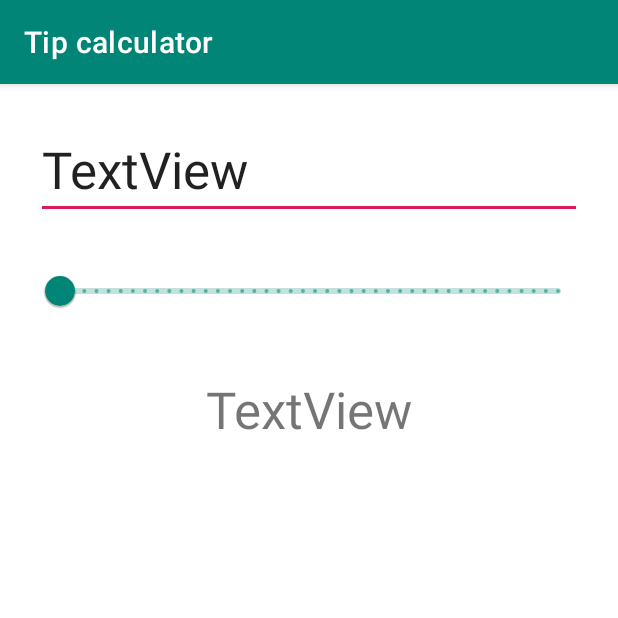
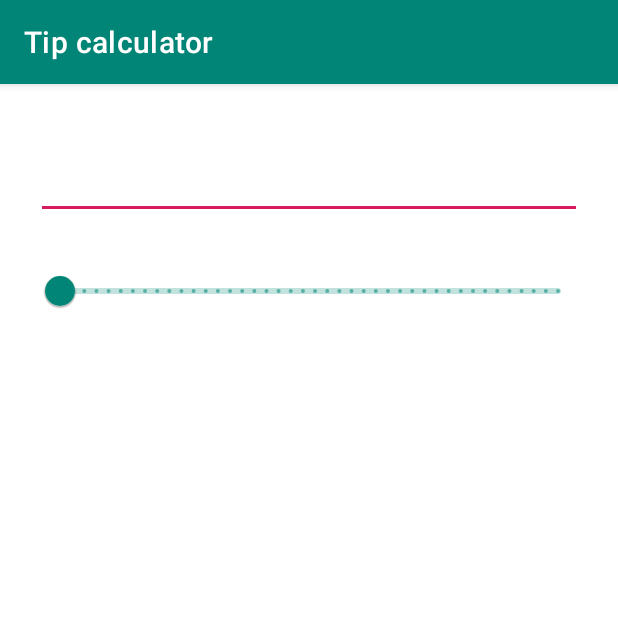
Before and after one commit to tpajak/Tip-Calculator, an Android app: the screen it shows after launch (MainActivity), on a phone screen of 412 x 824 dp, the top half of it. Run offline under Robolectric (Android 15) with nearby library versions, the phone set to English and light mode, and no system bars.

Commit message:
minor layout changes

```diff
--- a/Tip Calculator/task/src/main/res/layout/activity_main.xml
+++ b/Tip Calculator/task/src/main/res/layout/activity_main.xml
@@ -13,7 +13,6 @@
         android:layout_marginTop="24dp"
         android:layout_marginEnd="24dp"
         android:inputType="number"
-        android:text="TextView"
         android:textSize="34sp"
         app:layout_constraintEnd_toEndOf="parent"
         app:layout_constraintStart_toStartOf="parent"
@@ -37,7 +36,7 @@
         android:layout_width="wrap_content"
         android:layout_height="wrap_content"
         android:layout_marginTop="32dp"
-        android:text="TextView"
+        tools:text="TextView"
         android:textSize="34sp"
         app:layout_constraintEnd_toEndOf="@+id/slider"
         app:layout_constraintStart_toStartOf="@+id/slider"
```
